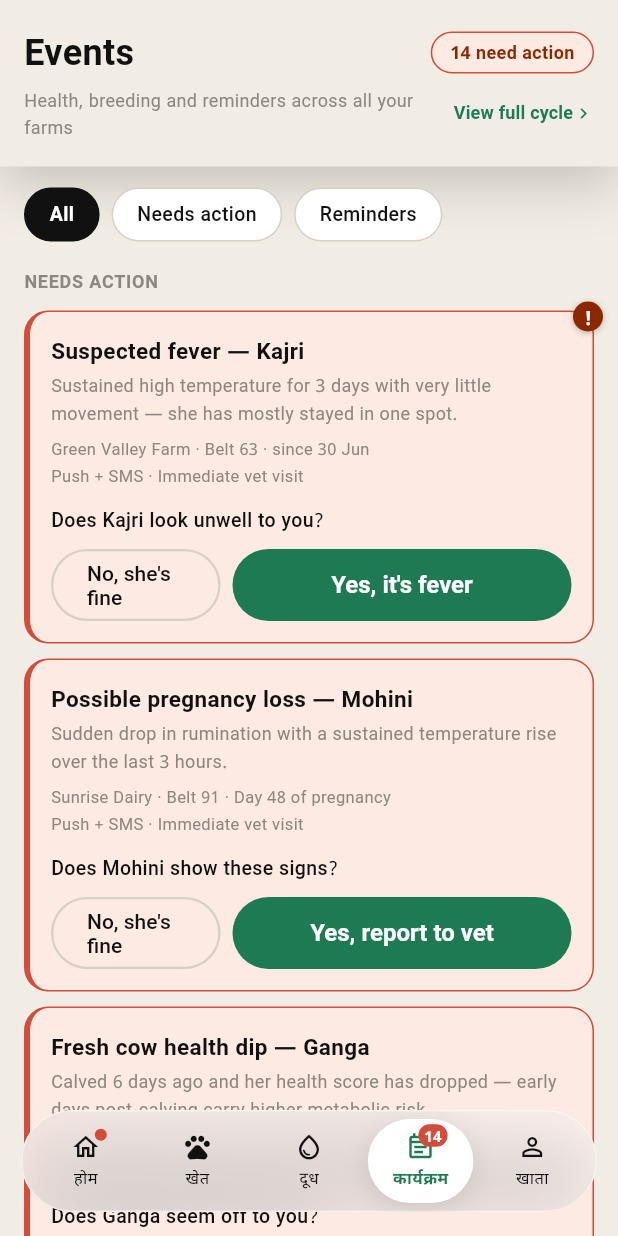
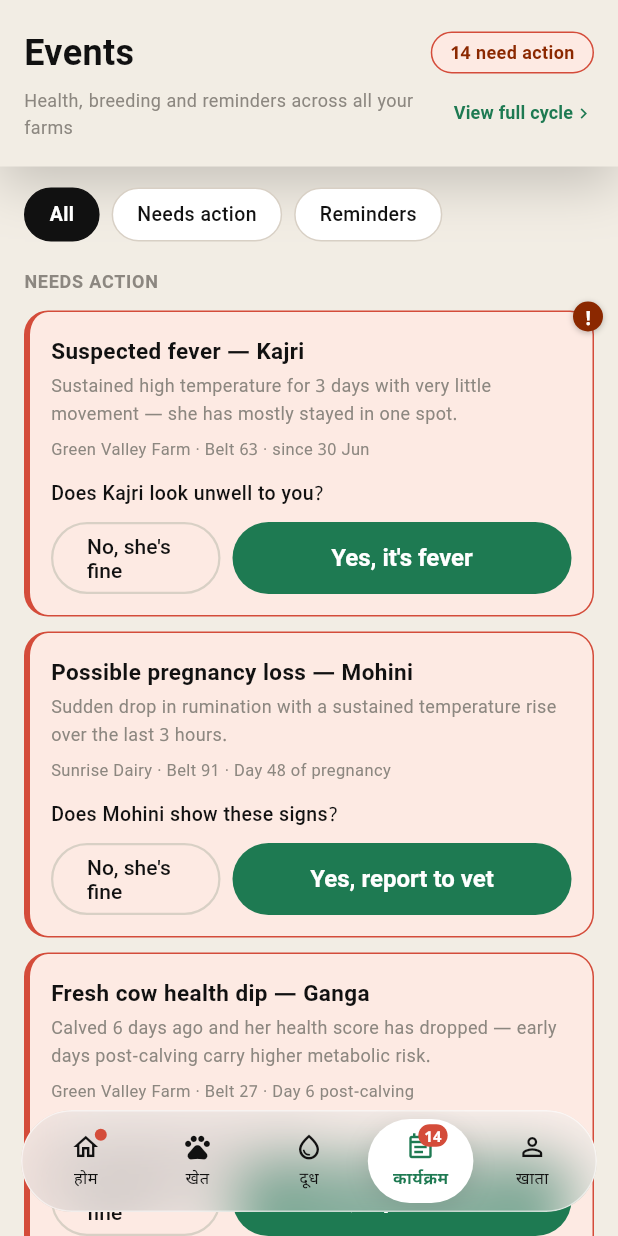
Before and after one commit to vaseey21/Vanix, a Flutter app: the EventsScreen screen opened directly with empty values, on a phone screen of 412 x 824 dp. Run offline on Flutter 3.47's test engine with Material 3 defaults, Android fonts, the phone set to English and light mode, and no system bars.

Commit message:
auto: save changes

```diff
--- a/flutter_app/lib/screens/events_screen.dart
+++ b/flutter_app/lib/screens/events_screen.dart
@@ -1617,6 +1617,7 @@ class _ActionCard extends StatelessWidget {
                   crossAxisAlignment: CrossAxisAlignment.start,
                   children: [
                     Text(title, style: TextStyle(fontSize: 15, fontWeight: FontWeight.w600, color: titleColor)),
+                    if (manager != null) Padding(padding: const EdgeInsets.only(top: 2), child: Text('Manager: $manager', style: const TextStyle(fontSize: 11, fontWeight: FontWeight.w500, color: VanixColors.textHint))),
                     Padding(padding: const EdgeInsets.only(top: 3), child: Text(sub, style: const TextStyle(fontSize: 12, color: VanixColors.textHint, height: 1.5))),
                     if (meta != null) Padding(padding: const EdgeInsets.only(top: 6), child: Text(meta!, style: const TextStyle(fontSize: 11, color: VanixColors.textHint))),
                   ],
@@ -1627,7 +1628,6 @@ class _ActionCard extends StatelessWidget {
               if (priority != _Priority.p0) _PriorityChip(priority: priority),
             ],
           ),
-          Padding(padding: const EdgeInsets.only(top: 2), child: Text(channel, style: const TextStyle(fontSize: 11, color: VanixColors.textHint))),
           child,
         ],
       ),
```
